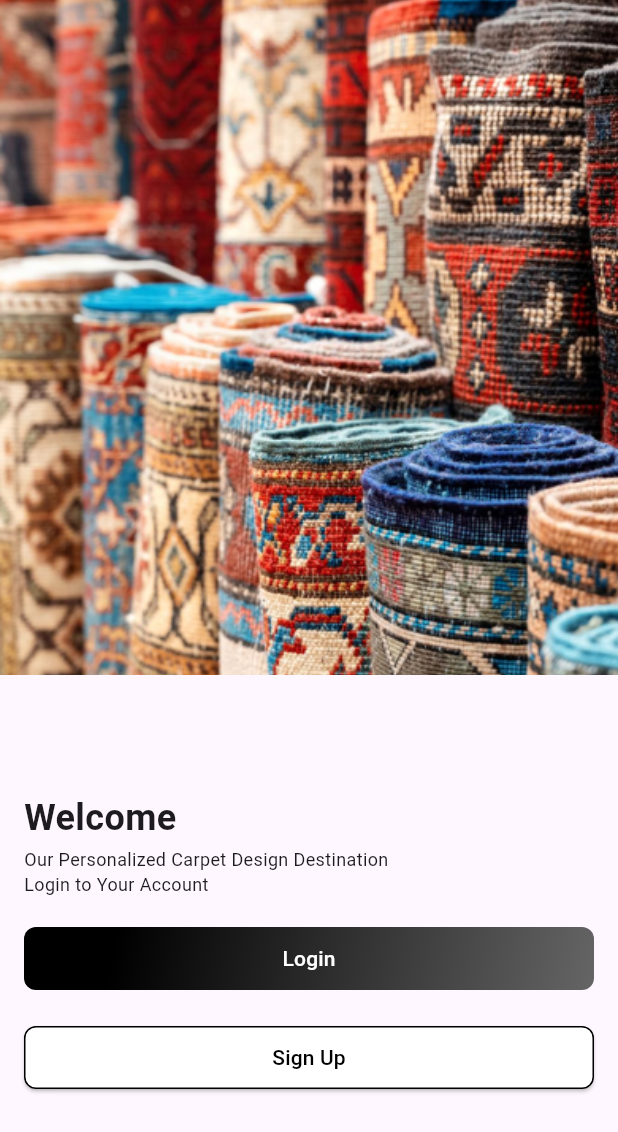
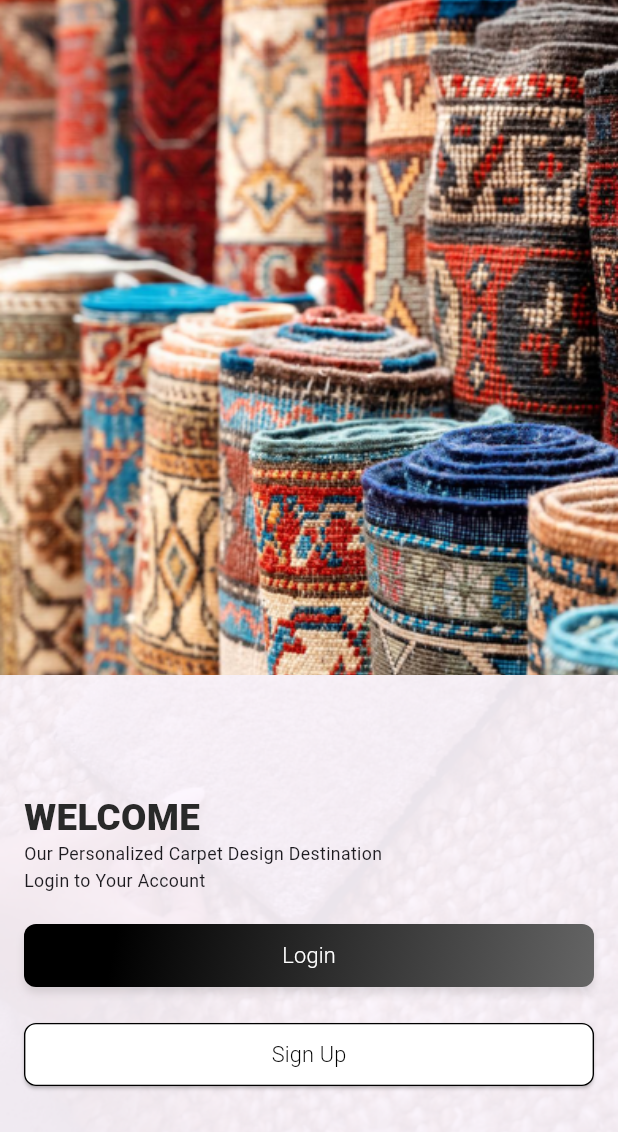
Before and after one commit to amangiriindia/carpet_app, a Flutter app: the WelcomeScreen screen opened directly, on a phone screen of 412 x 824 dp. Shown: the top 1132 px of the screen. Run offline on Flutter 3.47's test engine with Material 3 defaults, Android fonts, the phone set to English and light mode, and no system bars; our stand-ins replace fluttertoast, palette_generator, shared_preferences; accounts and stored records are empty; Roboto replaces fonts that are missing (Impact, Poppins).

Commit message:
redesign splash screen, welcome screen and bottom nav bar

```diff
--- a/lib/main.dart
+++ b/lib/main.dart
@@ -1,4 +1,6 @@
 
+import 'package:OACrugs/screens/color_test_screen.dart';
+import 'package:OACrugs/screens/welcome_screen.dart';
 import 'package:flutter/material.dart';
 import 'package:provider/provider.dart';
 import 'package:shared_preferences/shared_preferences.dart';
@@ -39,7 +41,7 @@ class MyApp extends StatelessWidget {
         primarySwatch: Colors.blue,
       ),
       debugShowCheckedModeBanner: false,
-      home:CustomSplashScreen(), // Use SplashScreenHandler
+      home: HomeScreen(), // Use SplashScreenHandler
 
       routes: {
         '/home': (context) => const HomeScreen(),
--- a/lib/screens/welcome_screen.dart
+++ b/lib/screens/welcome_screen.dart
@@ -1,4 +1,5 @@
 import 'package:OACrugs/screens/sign_up_screen.dart';
+import 'package:flutter/cupertino.dart';
 import 'package:flutter/material.dart';
 
 import 'login_screen.dart';
@@ -9,7 +10,15 @@ class WelcomeScreen extends StatelessWidget {
   @override
   Widget build(BuildContext context) {
     return Scaffold(
-      body: SafeArea(
+      body: Stack(
+        children: [
+          Positioned.fill(
+            child: Image.asset(
+              'assets/login/sign_up_page_image.png',
+              fit: BoxFit.cover,
+            ),
+          ),
+          SafeArea(
             child: Column(
               mainAxisAlignment: MainAxisAlignment.spaceBetween,
               children: [
@@ -25,20 +34,25 @@ class WelcomeScreen extends StatelessWidget {
                   child: Column(
                     crossAxisAlignment: CrossAxisAlignment.start,
                     children: [
-                  // Texts above buttons
+                      // Welcome Text
                       const Text(
-                    'Welcome',
+                        'WELCOME',
                         style: TextStyle(
-                      fontSize: 24,
-                      fontWeight: FontWeight.bold,
+                          fontFamily: 'Impact',
+                          fontSize: 24.49,
+                          fontWeight: FontWeight.w900, // Make text more bold
+                          height: 1.22, // 29.87 / 24.49
+                          color: Color(0xFF292929),
                         ),
                       ),
-                  const SizedBox(height: 2), // Spacing between the texts
                       const Text(
                         'Our Personalized Carpet Design Destination\nLogin to Your Account',
                         textAlign: TextAlign.left,
                         style: TextStyle(
-                      fontSize: 12,
+                          fontFamily: 'Poppins', // Set the font family
+                          fontSize: 11.79, // Set the font size
+                          fontWeight: FontWeight.w400, // Set the font weight
+                          height: 18.14 / 11.79, // Set the line height
                         ),
                       ),
                       const SizedBox(height: 20), // Spacing between the texts and buttons
@@ -57,11 +71,18 @@ class WelcomeScreen extends StatelessWidget {
                                 colors: [Color(0xFF000000), Color(0xFF666666)],
                               ),
                               borderRadius: BorderRadius.circular(8),
+                              boxShadow: [
+                                BoxShadow(
+                                  color: const Color(0x1C000000), // Shadow color with transparency
+                                  offset: const Offset(0, 4), // Offset to cast shadow below the button
+                                  blurRadius: 4, // Blur radius for shadow softness
+                                ),
+                              ],
                             ),
                             child: ElevatedButton(
                               style: ElevatedButton.styleFrom(
                                 backgroundColor: Colors.transparent, // Make button background transparent
-                            shadowColor: Colors.transparent, // Remove button shadow
+                                shadowColor: Colors.transparent, // Remove button shadow (since we have it in the container)
                                 shape: RoundedRectangleBorder(
                                   borderRadius: BorderRadius.circular(8), // Rectangular shape
                                 ),
@@ -75,7 +96,14 @@ class WelcomeScreen extends StatelessWidget {
                               },
                               child: const Text(
                                 'Login',
-                            style: TextStyle(color: Colors.white), // Set text color to white
+                                style: TextStyle(
+                                  fontFamily: 'Poppins', // Font family
+                                  fontSize: 14.51, // Font size
+                                  fontWeight: FontWeight.w300, // Font weight
+                                  height: 21.77 / 14.51, // Line height
+                                  letterSpacing: 0.14, // Letter spacing
+                                  color: Colors.white, // Set text color to white
+                                ),
                               ),
                             ),
                           ),
@@ -85,13 +113,13 @@ class WelcomeScreen extends StatelessWidget {
                             height: 42,
                             child: ElevatedButton(
                               style: ElevatedButton.styleFrom(
-                            foregroundColor: Colors.black,
-                            backgroundColor: Colors.white, // Text color
+                                backgroundColor: const Color(0xFFFFFFFF), // Button background color (white)
                                 shape: RoundedRectangleBorder(
-                              borderRadius:
-                              BorderRadius.circular(8), // Rectangular shape
+                                  borderRadius: BorderRadius.circular(8), // Rectangular shape with rounded corners
                                   side: const BorderSide(
-                                  color: Colors.black), // Border color
+                                    color: Color(0xFF000000), // Border color (black)
+                                    width: 0.91, // Border width
+                                  ),
                                 ),
                               ),
                               onPressed: () {
@@ -101,7 +129,17 @@ class WelcomeScreen extends StatelessWidget {
                                   MaterialPageRoute(builder: (context) => SignUpScreen()),
                                 );
                               },
-                          child: const Text('Sign Up'),
+                              child: const Text(
+                                'Sign Up',
+                                style: TextStyle(
+                                  fontFamily: 'Poppins', // Font family
+                                  fontSize: 14.51, // Font size
+                                  fontWeight: FontWeight.w300, // Font weight
+                                  height: 21.77 / 14.51, // Line height
+                                  letterSpacing: 0.14, // Letter spacing
+                                  color: Colors.black, // Text color (black)
+                                ),
+                              ),
                             ),
                           ),
                         ],
@@ -113,6 +151,8 @@ class WelcomeScreen extends StatelessWidget {
               ],
             ),
           ),
+        ],
+      ),
     );
   }
 }
--- a/pubspec.yaml
+++ b/pubspec.yaml
@@ -17,6 +17,9 @@ dependencies:
   cupertino_icons: ^1.0.6
   http: ^1.2.2
   fluttertoast: ^8.0.9
+
+
+
 
 dev_dependencies:
   flutter_test:
```
Also changed, not shown: lib/screens/color_test_screen.dart (added, +126 -0 lines), lib/splash_screen/custom_splash_screen.dart (+3 -10 lines), lib/widgets/custom_navigation_bar.dart (+32 -15 lines), assets/image/buttom_navbar_hover.png (added), assets/image/navbar_like_icon.png, assets/image/navbar_search_icon.png. Lines whose indentation alone changed are shown as unchanged.
